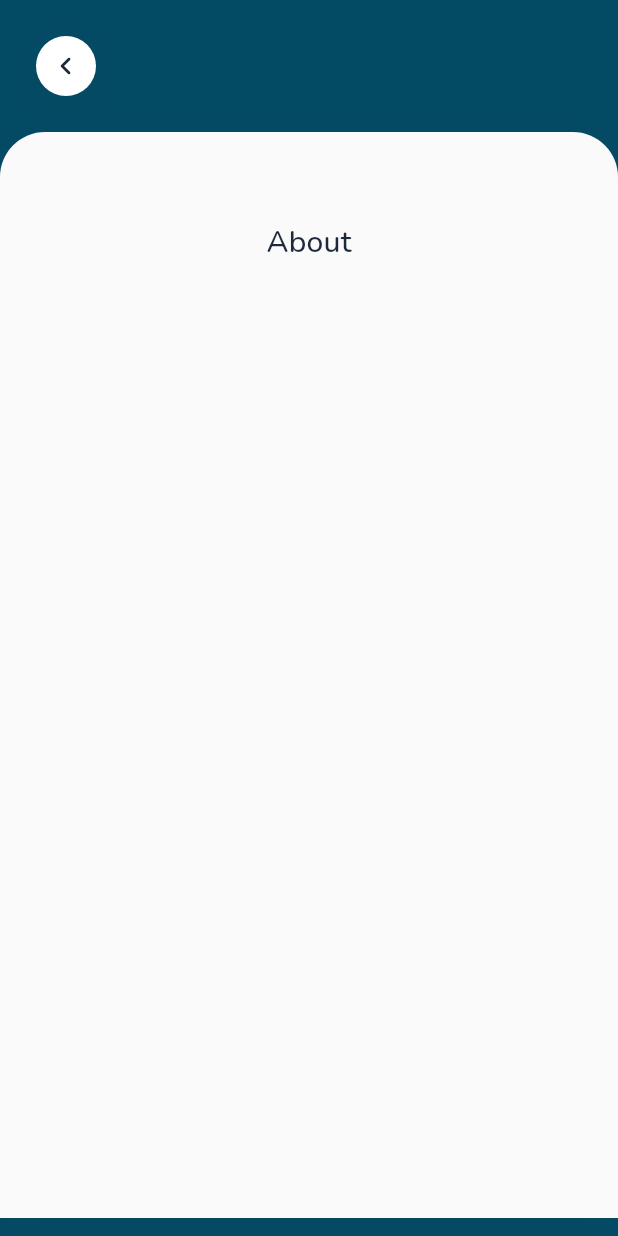
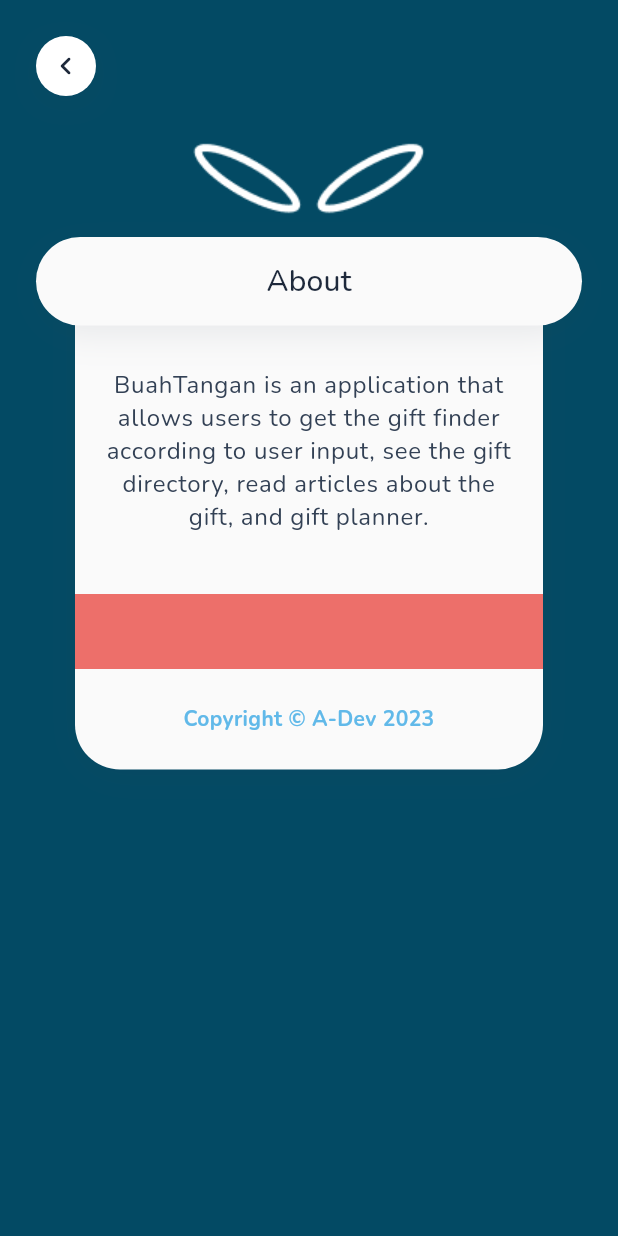
Before and after one commit to rahdeva/buahtangan, a Flutter app: the AboutView screen opened by its route, on a phone screen of 412 x 824 dp. Run offline on Flutter 3.47's test engine with Material 2 defaults, Android fonts, the phone set to English and light mode, and no system bars; our stand-ins replace carousel_slider, cloud_firestore, device_preview, firebase_auth, firebase_core, firebase_storage and 11 more; missing offline and left inert: flutter_facebook_auth; accounts and stored records are empty.

Commit message:
complete about screen

```diff
--- a/lib/app/modules/setting/views/about_view.dart
+++ b/lib/app/modules/setting/views/about_view.dart
@@ -1,5 +1,6 @@
 import 'package:get/get.dart';
 import 'package:flutter/material.dart';
+import 'package:sizer/sizer.dart';
 
 import '../../../themes/color_theme.dart';
 import '../../../themes/decoration.dart';
@@ -21,11 +22,68 @@ class AboutView extends GetView<AboutController> {
             crossAxisAlignment: CrossAxisAlignment.start,
             children: <Widget>[
               const BackButtonWidget(),
+              Column(
+                mainAxisAlignment: MainAxisAlignment.center,
+                children: [
+                  Image.asset(
+                    "assets/images/img_gift_heading.png"
+                  ),
+                  const SizedBox(height: 24),
+                  Stack(
+                    children: [
                       Container(
-                width: Get.width,
-                height: Get.height - 100,
-                decoration: whiteContainerDecoration(),
-                padding: const EdgeInsets.fromLTRB(40, 60, 40, 0),
+                        width: 100.w,
+                        decoration: BoxDecoration(
+                          color: backgroundColor,
+                          boxShadow: [dropShadow()],
+                          borderRadius: BorderRadius.circular(30),
+                        ),
+                        margin: const EdgeInsets.fromLTRB(50, 0, 50, 0),
+                        child: Column(
+                          children: [
+                            const SizedBox(height: 56),
+                            Padding(
+                              padding: const EdgeInsets.fromLTRB(16, 16, 16, 16),
+                              child: Text(
+                                "BuahTangan is an application that  allows users to get the gift finder according to user input, see the gift directory, read articles about the gift, and gift planner.",
+                                style: projectTextTheme.bodyText1?.copyWith(
+                                  color: onSurfaceColor
+                                ),
+                                textAlign: TextAlign.center,
+                              ),
+                            ),
+                            const SizedBox(height: 24),
+                            Container(
+                              height: 50,
+                              width: 100.w,
+                              color: secondaryColor,
+                            ),
+                            const SizedBox(height: 24),
+                            Padding(
+                              padding: const EdgeInsets.fromLTRB(16, 0, 16, 24),
+                              child: Text(
+                                "Copyright © A-Dev 2023",
+                                style: projectTextTheme.bodyText2?.copyWith(
+                                  fontSize: 14,
+                                  fontWeight: FontWeight.w700,
+                                  color: tertiaryVariantColor
+                                ),
+                                textAlign: TextAlign.center,
+                              ),
+                            ),
+                          ]
+                        ),
+                      ),
+                      Container(
+                        width: 100.w,
+                        transform: Matrix4.translationValues(0, -16, 0),
+                        decoration: BoxDecoration(
+                          color: backgroundColor,
+                          boxShadow: [dropShadow()],
+                          borderRadius: BorderRadius.circular(30),
+                        ),
+                        margin: const EdgeInsets.fromLTRB(24, 0, 24, 0),
+                        padding: const EdgeInsets.fromLTRB(16, 16, 16, 16),
                         child: Column(
                           children: [
                             Text(
@@ -39,6 +97,10 @@ class AboutView extends GetView<AboutController> {
                       )
                     ],
                   ),
+                ],
+              )
+            ],
+          ),
         )
       ),
     );
--- a/lib/app/modules/setting/views/setting_view.dart
+++ b/lib/app/modules/setting/views/setting_view.dart
@@ -242,6 +242,7 @@ class SettingView extends GetView<SettingController> {
                                   ),
                                 ),
                               ),
+                              const SizedBox(height: 8),
                             ],
                           ),
                         )
```
Also changed, not shown: assets/images/ic_empty_box.png (added), assets/images/ic_event.png (added), assets/images/ic_money.png (added), assets/images/ic_receiver.png (added), assets/images/ic_shopee.png (added), assets/images/ic_tokopedia.png (added), assets/images/ic_youtube.png (added), assets/images/img_gift_heading.png (added). Lines whose indentation alone changed are shown as unchanged.
